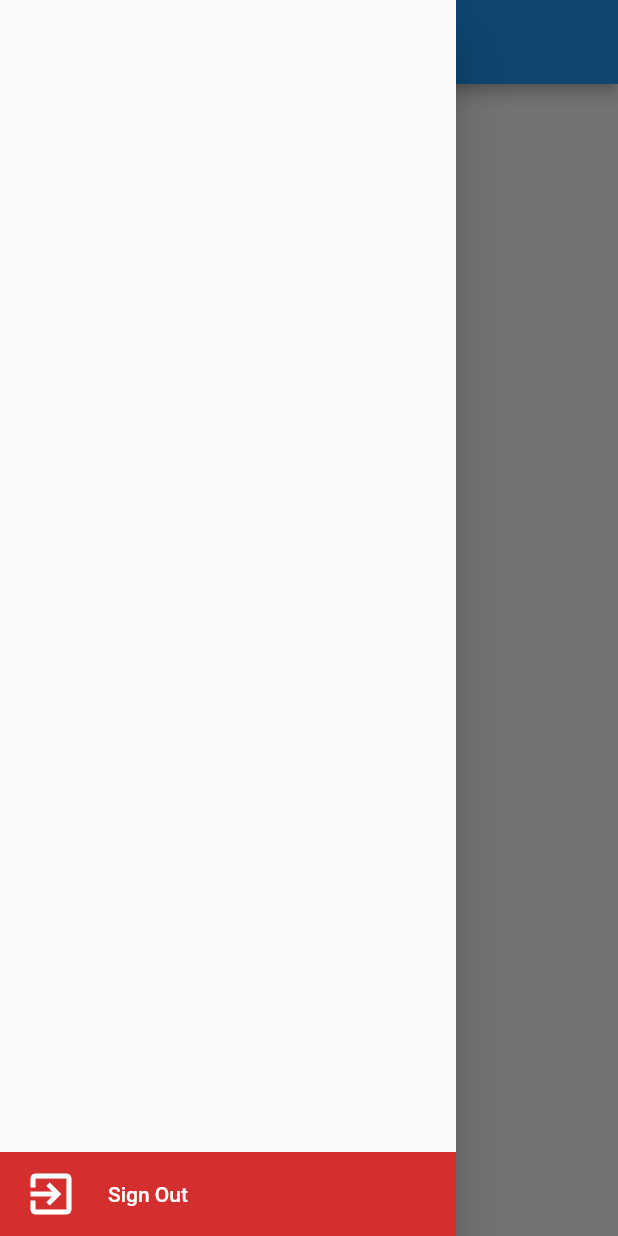
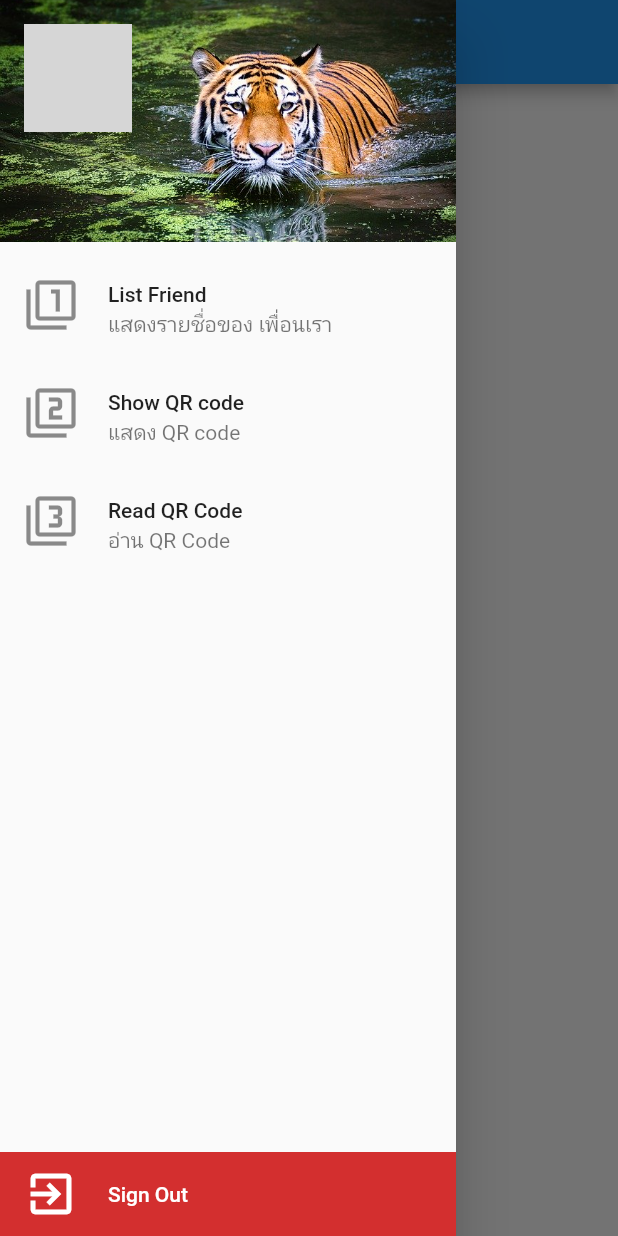
Before and after one commit to mrteamm1985/1_flutter, a Flutter app: the screen it shows once a user with an empty profile is signed in, with the side drawer open, on a phone screen of 412 x 824 dp. Run offline on Flutter 3.47's test engine with Material 2 defaults, Android fonts, the phone set to English and light mode, and no system bars; our stand-ins replace cloud_firestore, firebase_auth, firebase_core, firebase_storage, google_fonts, google_maps_flutter and 3 more; missing offline and left inert: barcode_scan; accounts and stored records are empty; network calls fail; grey boxes are pictures that could not be loaded.

Commit message:
show qr read qr

```diff
--- a/lib/widget/myservice.dart
+++ b/lib/widget/myservice.dart
@@ -1,7 +1,11 @@
+import 'package:cloud_firestore/cloud_firestore.dart';
 import 'package:firebase_auth/firebase_auth.dart';
 import 'package:flutter/material.dart';
+import 'package:hello/model/usermodel.dart';
 import 'package:hello/widget/authen.dart';
-
+import 'package:hello/widget/list_friend.dart';
+import 'package:hello/widget/read_qr.dart';
+import 'package:hello/widget/show_or.dart';
 
 class MyService extends StatefulWidget {
   @override
@@ -9,26 +13,151 @@ class MyService extends StatefulWidget {
 }
 
 class _MyServiceState extends State<MyService> {
+  String uidLogin, email;
+  UserModel userModel;
+  Widget currentWidget;
+  List<String> title = ['List', 'Show Qr', 'Read Qr'];
+  int indexTitle=1;
+  @override
+  void initState() {
+    // TODO: implement initState
+    super.initState();
+    findLogin();
+  }
+
+  Future<Null> findLogin() async {
+    await FirebaseAuth.instance.authStateChanges().listen((event) {
+      uidLogin = event.uid;
+      email = event.email;
+      print('uid=$uidLogin');
+      findDetailLogin();
+    });
+  }
+
+  Future<Null> findDetailLogin() async {
+    await FirebaseFirestore.instance
+        .collection('UserTeam')
+        .doc(uidLogin)
+        .snapshots()
+        .listen((event) {
+      //  print('event = ${event.toString()}');
+      setState(() {
+        userModel = UserModel.fromJson(event.data());
+      });
+      // print('name = ${userModel.name}');
+    });
+  }
+
   @override
   Widget build(BuildContext context) {
     return Scaffold(
-      appBar: AppBar(),
-      drawer: Drawer(
-        child: Column(
+      appBar: AppBar(
+        title: Text(title[indexTitle]),
+        //title: Text('ss'),
+      ),
+      drawer: buildDrawer(),
+      body: currentWidget,
+    );
+  }
+
+  Drawer buildDrawer() {
+    return Drawer(
+      child: Stack(
+        children: [
+          Column(
+            mainAxisSize: MainAxisSize.min,
+            children: [
+              buildUserAccountsDrawerHeader(),
+              buildListTile1(),
+              buildListTile2(),
+              buildListTile3(),
+            ],
+          ),
+          buildColumnSingOut(),
+        ],
+      ),
+    );
+  }
+
+  ListTile buildListTile1() {
+    return ListTile(
+      onTap: () {
+        Navigator.pop(context);
+        setState(() {
+          currentWidget = ListFriend();
+          indexTitle = 0;
+        });
+      },
+      leading: Icon(
+        Icons.filter_1,
+        size: 36,
+      ),
+      title: Text('List Friend'),
+      subtitle: Text('แสดงรายชื่อของ เพื่อนเรา'),
+    );
+  }
+
+  ListTile buildListTile2() {
+    return ListTile(
+      onTap: () {
+        Navigator.pop(context);
+        setState(() {
+          currentWidget = ShowQr(uid: uidLogin,);
+          indexTitle = 1;
+        });
+      },
+      leading: Icon(
+        Icons.filter_2,
+        size: 36,
+      ),
+      title: Text('Show QR code'),
+      subtitle: Text('แสดง QR code'),
+    );
+  }
+
+  ListTile buildListTile3() {
+    return ListTile(
+      onTap: () {
+        Navigator.pop(context);
+        setState(() {
+          currentWidget = ReadQr();
+          indexTitle = 2;
+        });
+      },
+      leading: Icon(
+        Icons.filter_3,
+        size: 36,
+      ),
+      title: Text('Read QR Code'),
+      subtitle: Text('อ่าน QR Code'),
+    );
+  }
+
+  UserAccountsDrawerHeader buildUserAccountsDrawerHeader() {
+    return UserAccountsDrawerHeader(
+        decoration: BoxDecoration(
+            image: DecorationImage(
+                image: AssetImage('images/wall.jpg'), fit: BoxFit.cover)),
+        accountName: Text(userModel == null ? 'Name' : userModel.name),
+        accountEmail: Text(userModel == null ? 'Position' : userModel.position),
+        currentAccountPicture: userModel == null
+            ? Image.asset('images/avatar.png')
+            : CircleAvatar(
+                backgroundImage: NetworkImage(userModel.path),
+              )
+        // accountEmail: Text(email==null ? 'Email' :email),
+        );
+  }
+
+  Column buildColumnSingOut() {
+    return Column(
       mainAxisAlignment: MainAxisAlignment.end,
       children: [
         Container(
           decoration: BoxDecoration(color: Colors.red.shade700),
           child: ListTile(
-                onTap: () async {
-                  await FirebaseAuth.instance.signOut().then(
-                        (value) => Navigator.pushAndRemoveUntil(
-                            context,
-                            MaterialPageRoute(
-                              builder: (context) => Authen(),
-                            ),
-                            (route) => false),
-                      );
+            onTap: () {
+              processSingOut();
             },
             leading: Icon(
               Icons.exit_to_app,
@@ -42,8 +171,17 @@ class _MyServiceState extends State<MyService> {
           ),
         ),
       ],
+    );
+  }
+
+  Future<Null> processSingOut() async {
+    await FirebaseAuth.instance.signOut().then(
+          (value) => Navigator.pushAndRemoveUntil(
+              context,
+              MaterialPageRoute(
+                builder: (context) => Authen(),
               ),
-      ),
+              (route) => false),
         );
   }
 }
--- a/pubspec.yaml
+++ b/pubspec.yaml
@@ -36,6 +36,8 @@ dependencies:
   firebase_auth: ^0.18.0+1
   firebase_storage: ^4.0.0
   cloud_firestore: ^0.14.0+2
+  qr_flutter: ^3.2.0
+  barcode_scan: ^3.0.1
 
 dev_dependencies:
   flutter_test:
```
Also changed, not shown: lib/widget/list_friend.dart (added, +17 -0 lines), lib/widget/read_qr.dart (added, +29 -0 lines), lib/widget/show_or.dart (added, +32 -0 lines), images/wall.jpg (added), pubspec.lock, 3 other files. Lines whose indentation alone changed are shown as unchanged.
